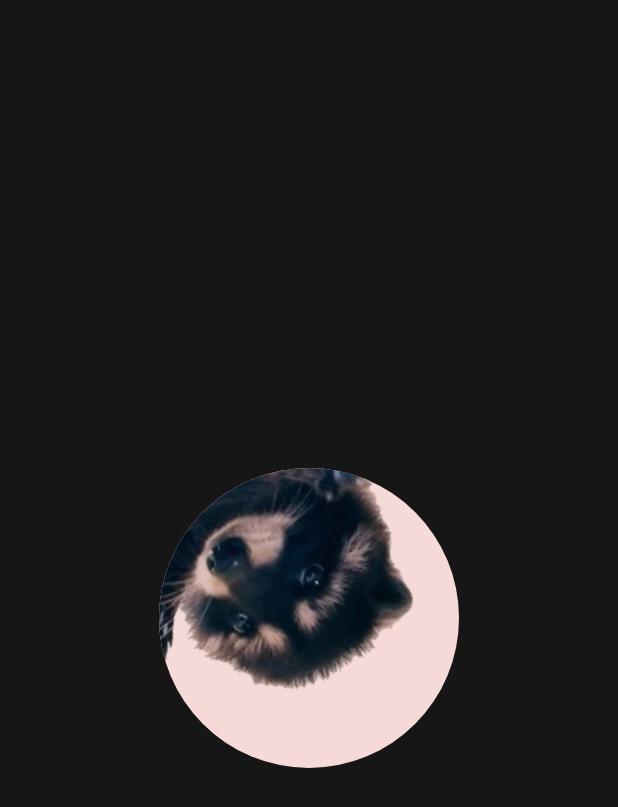
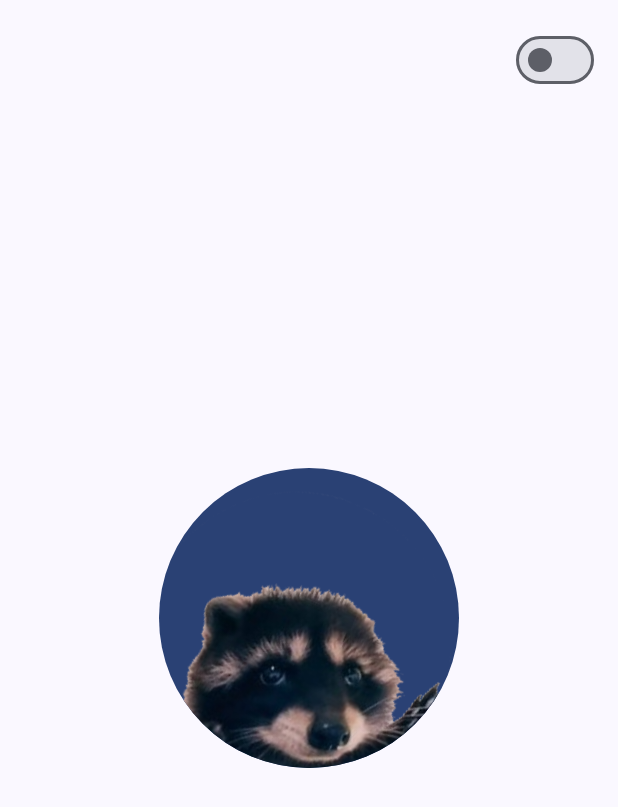
Before and after one commit to DeveloperJGV/Pedro-Exercise-Compose, an Android app built with Jetpack Compose: the screen it shows after launch (MainActivity), on a phone screen of 412 x 824 dp. Shown: the top 807 px of the screen. Run offline under Robolectric (Android 15) with nearby library versions, the phone set to English and light mode, and no system bars.

```diff
--- a/app/src/main/java/com/aviva/pedro_exercise_compose/MainActivity.kt
+++ b/app/src/main/java/com/aviva/pedro_exercise_compose/MainActivity.kt
@@ -4,11 +4,20 @@ import com.aviva.pedro_exercise_compose.ui.Spinner
 import android.os.Bundle
 import androidx.activity.ComponentActivity
 import androidx.activity.compose.setContent
+import androidx.compose.foundation.layout.Box
 import androidx.compose.foundation.layout.fillMaxSize
+import androidx.compose.foundation.layout.padding
 import androidx.compose.material3.Surface
+import androidx.compose.material3.Switch
 import androidx.compose.runtime.Composable
+import androidx.compose.runtime.getValue
+import androidx.compose.runtime.mutableStateOf
+import androidx.compose.runtime.setValue
+import androidx.compose.ui.Alignment
 import androidx.compose.ui.Modifier
-import androidx.compose.ui.graphics.Color
+import androidx.compose.ui.unit.dp
+import androidx.compose.material3.MaterialTheme
+import androidx.compose.runtime.saveable.rememberSaveable
 import com.aviva.pedro_exercise_compose.ui.theme.PedroExerciseComposeTheme
 
 class MainActivity : ComponentActivity() {
@@ -22,17 +31,27 @@ class MainActivity : ComponentActivity() {
 
 @Composable
 fun YourApp() {
-    PedroExerciseComposeTheme {
-        SurfaceComponent()
+    var darkTheme by rememberSaveable { mutableStateOf(false) }
+    PedroExerciseComposeTheme(darkTheme = darkTheme) {
+        SurfaceComponent(darkTheme) { darkTheme = !darkTheme }
     }
 }
 
 @Composable
-fun SurfaceComponent() {
+fun SurfaceComponent(darkTheme: Boolean, onToggleTheme: () -> Unit) {
     Surface(
         modifier = Modifier.fillMaxSize(),
-        color = Color(0xFF161616)
+        color = MaterialTheme.colorScheme.background
     ) {
-        Spinner()
+        Box(modifier = Modifier.fillMaxSize()) {
+            Spinner()
+            Switch(
+                checked = darkTheme,
+                onCheckedChange = { onToggleTheme() },
+                modifier = Modifier
+                    .align(Alignment.TopEnd)
+                    .padding(16.dp)
+            )
+        }
     }
 }
--- a/app/src/main/java/com/aviva/pedro_exercise_compose/ui/Spinner.kt
+++ b/app/src/main/java/com/aviva/pedro_exercise_compose/ui/Spinner.kt
@@ -1,9 +1,8 @@
 package com.aviva.pedro_exercise_compose.ui
 
-import androidx.compose.animation.core.LinearEasing
+import androidx.compose.animation.core.FastOutSlowInEasing
 import androidx.compose.animation.core.RepeatMode
 import androidx.compose.animation.core.animateFloat
-import androidx.compose.animation.core.animateFloatAsState
 import androidx.compose.animation.core.infiniteRepeatable
 import androidx.compose.animation.core.rememberInfiniteTransition
 import androidx.compose.animation.core.tween
@@ -23,7 +22,6 @@ import androidx.compose.ui.Modifier
 import androidx.compose.ui.draw.clip
 import androidx.compose.ui.draw.rotate
 import androidx.compose.ui.draw.scale
-import androidx.compose.ui.graphics.Color
 import androidx.compose.ui.layout.ContentScale
 import androidx.compose.ui.res.painterResource
 import androidx.compose.ui.tooling.preview.Preview
@@ -36,17 +34,18 @@ fun Spinner() {
     val infiniteTransition = rememberInfiniteTransition()
     val rotation by infiniteTransition.animateFloat(
         initialValue = 0f,
-        targetValue = -360f,
+        targetValue = 360f,
         animationSpec = infiniteRepeatable(
-            animation = tween(6000, easing = LinearEasing),
+            animation = tween(8000, easing = FastOutSlowInEasing),
             repeatMode = RepeatMode.Restart
         )
     )
 
-    val scale by animateFloatAsState(
+    val scale by infiniteTransition.animateFloat(
+        initialValue = 1f,
         targetValue = 1.1f,
         animationSpec = infiniteRepeatable(
-            animation = tween(3000, easing = LinearEasing),
+            animation = tween(4000, easing = FastOutSlowInEasing),
             repeatMode = RepeatMode.Reverse
         )
     )
@@ -55,7 +54,7 @@ fun Spinner() {
         initialValue = 0f,
         targetValue = 20f,
         animationSpec = infiniteRepeatable(
-            animation = tween(200, easing = LinearEasing),
+            animation = tween(700, easing = FastOutSlowInEasing),
             repeatMode = RepeatMode.Reverse
         )
     )
@@ -67,7 +66,7 @@ fun Spinner() {
         Box(
             modifier = Modifier
                 .size(200.dp)
-                .background(Color(0xFFF5DAD8), CircleShape)
+                .background(MaterialTheme.colorScheme.primary, CircleShape)
                 .clip(CircleShape)
                 .rotate(rotation)
                 .scale(scale)
@@ -90,7 +89,7 @@ fun SpinnerPreview() {
     MaterialTheme {
         Surface(
             modifier = Modifier.fillMaxSize(),
-            color = Color(0xFF161616)
+            color = MaterialTheme.colorScheme.background
         ) {
             Box(
                 contentAlignment = Alignment.Center,
```
